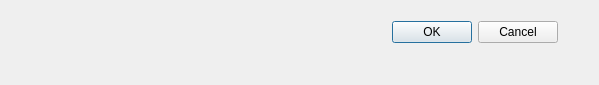
Before: the Qt Designer form Annotator/src/GraphicConfigEditor.ui in clam-project/clam, drawn with Qt 5.
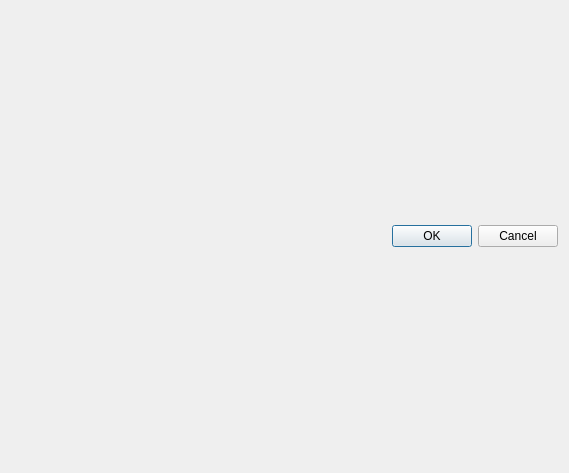
After: the same form once the commit is applied.

Commit message: * GraphicConfigEditor: make it better looking

```diff
--- a/Annotator/src/GraphicConfigEditor.ui
+++ b/Annotator/src/GraphicConfigEditor.ui
@@ -5,21 +5,16 @@
    <rect>
     <x>0</x>
     <y>0</y>
-    <width>599</width>
-    <height>85</height>
+    <width>569</width>
+    <height>473</height>
    </rect>
   </property>
   <property name="windowTitle" >
    <string>Aggregation Configuration</string>
   </property>
-  <layout class="QFormLayout" name="formLayout" >
-   <item row="0" column="0" >
-    <layout class="QVBoxLayout" name="verticalLayout" >
+  <layout class="QVBoxLayout" name="verticalLayout_2" >
      <item>
-      <widget class="QWidget" native="1" name="configurationTree" />
-     </item>
-     <item>
-      <layout class="QHBoxLayout" >
+    <layout class="QHBoxLayout" name="horizontalLayout" >
        <item>
         <spacer>
          <property name="orientation" >
@@ -46,8 +41,6 @@
           <string>Cancel</string>
          </property>
         </widget>
-       </item>
-      </layout>
      </item>
     </layout>
    </item>
```
Lines whose indentation alone changed are shown as unchanged. The commit also changes 1 other file.
